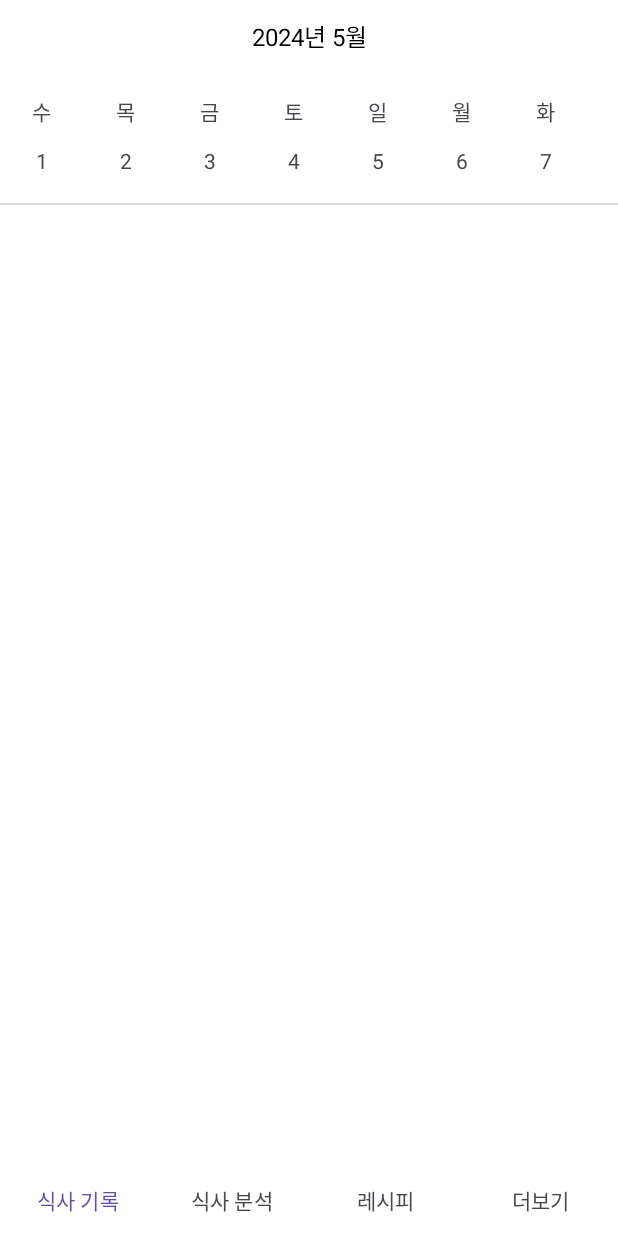
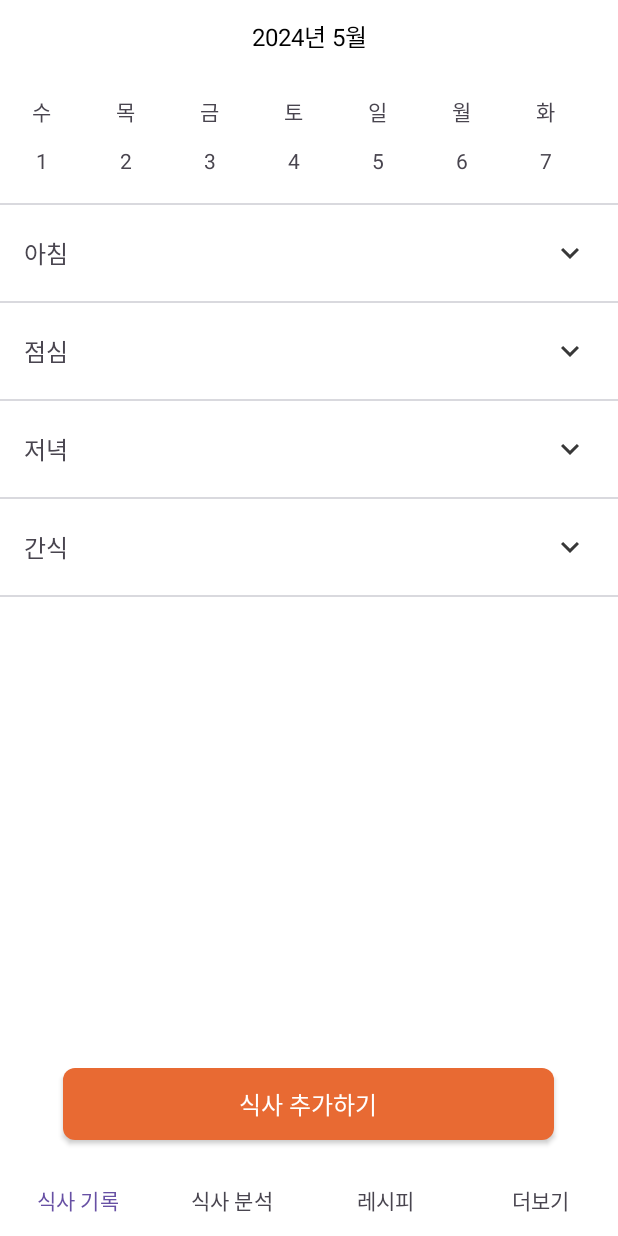
Before and after one commit to Saturn1031/SweetDiet, an Android app: the screen it shows after launch once a user with an empty profile is signed in (MainActivity), on a phone screen of 412 x 824 dp. Run offline under Robolectric (Android 15) with nearby library versions, the phone set to English and light mode, and no system bars; our stand-ins replace Firebase (no records; nobody signed in at launch, a user with empty details on screens opened directly).

Commit message:
[Design] 식사 기록 페이지

```diff
--- a/app/src/main/AndroidManifest.xml
+++ b/app/src/main/AndroidManifest.xml
@@ -16,6 +16,9 @@
         android:theme="@style/Theme.SweetDiet"
         android:usesCleartextTraffic="true"
         tools:targetApi="31">
+        <activity
+            android:name=".AddMealActivity"
+            android:exported="false" />
         <activity
             android:name=".SignUpActivity"
             android:exported="false" />
--- /dev/null
+++ b/app/src/main/java/com/narae/sweetdiet/ExpandableAdapter.kt
@@ -0,0 +1,57 @@
+package com.narae.sweetdiet
+
+import android.view.LayoutInflater
+import android.view.View
+import android.view.ViewGroup
+import android.widget.ImageButton
+import android.widget.LinearLayout
+import android.widget.TextView
+import androidx.recyclerview.widget.RecyclerView
+
+class ExpandableAdapter(
+    private val mealList: List<Meal>
+) : RecyclerView.Adapter<ExpandableAdapter.MyViewHolder>() {
+
+    class MyViewHolder(
+        itemView: View
+    ) : RecyclerView.ViewHolder(itemView) {
+        fun bind(meal: Meal) {
+            val txtName = itemView.findViewById<TextView>(R.id.txt_name)
+            val imgMore = itemView.findViewById<ImageButton>(R.id.img_more)
+            val layoutExpand = itemView.findViewById<LinearLayout>(R.id.layout_expand)
+
+            txtName.text = meal.name
+
+            imgMore.setOnClickListener {
+                // 1
+                val show = toggleLayout(!meal.isExpanded, it, layoutExpand)
+                meal.isExpanded = show
+            }
+        }
+
+        private fun toggleLayout(isExpanded: Boolean, view: View, layoutExpand: LinearLayout): Boolean {
+            // 2
+            ToggleAnimation.toggleArrow(view, isExpanded)
+            if (isExpanded) {
+                ToggleAnimation.expand(layoutExpand)
+            } else {
+                ToggleAnimation.collapse(layoutExpand)
+            }
+            return isExpanded
+        }
+    }
+
+
+    override fun onCreateViewHolder(parent: ViewGroup, viewType: Int): MyViewHolder {
+        return MyViewHolder(LayoutInflater.from(parent.context).inflate(R.layout.item_accordion, parent, false))
+    }
+
+    override fun onBindViewHolder(holder: MyViewHolder, position: Int) {
+        holder.bind(mealList[position])
+    }
+
+    override fun getItemCount(): Int {
+        return mealList.size
+    }
+
+}
--- a/app/src/main/java/com/narae/sweetdiet/FragmentRecord.kt
+++ b/app/src/main/java/com/narae/sweetdiet/FragmentRecord.kt
@@ -1,6 +1,10 @@
 package com.narae.sweetdiet
 
+import android.app.AlertDialog
+import android.content.DialogInterface
+import android.content.Intent
 import android.os.Bundle
+import android.util.Log
 import android.view.LayoutInflater
 import android.view.View
 import android.view.ViewGroup
@@ -25,10 +29,15 @@ private const val ARG_PARAM2 = "param2"
  * create an instance of this fragment.
  */
 class FragmentRecord : Fragment() {
+    // 달력
     val itemList = arrayListOf<Date>()
     val listAdapter = CalendarAdapter(itemList)
     lateinit var calendarList: RecyclerView
     lateinit var mLayoutManager: LinearLayoutManager
+
+    // 아코디언
+    private lateinit var personList: List<Meal>
+    private lateinit var adapter: ExpandableAdapter
 
     // TODO: Rename and change types of parameters
     private var param1: String? = null
@@ -71,6 +80,62 @@ class FragmentRecord : Fragment() {
             }
         })
 
+        // 아코디언
+        val recyclerView = binding.recyclerList
+
+        personList = ArrayList()
+        personList = loadData()
+
+        recyclerView.setHasFixedSize(true)
+        recyclerView.layoutManager = LinearLayoutManager(context)
+        adapter = ExpandableAdapter(personList)
+        recyclerView.adapter = adapter
+
+        // 식사 추가하기
+        val items = arrayOf<String>("아침", "점심", "저녁", "간식")
+        // 선택된 아이템의 인덱스를 저장할 변수
+        var selected = 0
+
+        val eventHandler = object : DialogInterface.OnClickListener {
+            override fun onClick(dialog: DialogInterface?, which: Int) {
+                val intent = Intent(requireContext(), AddMealActivity::class.java)
+
+                if (which == DialogInterface.BUTTON_POSITIVE) {
+                    Log.d("mobileapp", "BUTTON_POSITIVE")
+                    if (items[selected].equals("아침")) {
+                        intent.putExtra("checked", "아침")
+                    } else if (items[selected].equals("점심")) {
+                        intent.putExtra("checked", "점심")
+                    } else if (items[selected].equals("저녁")) {
+                        intent.putExtra("checked", "저녁")
+                    }   else if (items[selected].equals("간식")) {
+                        intent.putExtra("checked", "간식")
+                    }
+                } else if (which == DialogInterface.BUTTON_NEGATIVE) {
+                    Log.d("mobileapp", "BUTTON_NEGATIVE")
+                }
+                startActivity(intent)
+            }
+        }
+
+        binding.btnAddMeal.setOnClickListener {
+            // 하나만 선택 가능한 알림창 만들기
+            AlertDialog.Builder(context).run() {
+                setTitle("알림 - 색상 선택")
+//                setIcon(android.R.drawable.ic_dialog_alert)
+
+                // setSingleChoiceItems: 선택될 아이템들 설정 (아이템 배열, 기본 체크될 인덱스, 아이템 클릭 리스너)
+                setSingleChoiceItems(items,0, object : DialogInterface.OnClickListener {
+                    override fun onClick(dialog: DialogInterface?, which: Int) {
+                        selected = which
+                    }
+                })
+                setPositiveButton("예", eventHandler)
+                setNegativeButton("아니오", eventHandler)
+                show()
+            }
+        }
+
         return binding.root
     }
 
@@ -93,6 +158,21 @@ class FragmentRecord : Fragment() {
         calendarList.adapter = listAdapter
     }
 
+    // 아코디언
+    private fun loadData(): List<Meal> {
+        val meals = ArrayList<Meal>()
+
+        val mealStrings = resources.getStringArray(R.array.meal)
+
+        for (i in mealStrings.indices) {
+            val meal = Meal().apply {
+                name = mealStrings[i]
+            }
+            meals.add(meal)
+        }
+        return meals
+    }
+
     companion object {
         /**
          * Use this factory method to create a new instance of
--- /dev/null
+++ b/app/src/main/java/com/narae/sweetdiet/JsonResponse.kt
@@ -0,0 +1,5 @@
+package com.narae.sweetdiet
+
+data class myJsonItems(val DESC_KOR: String, val NUTR_CONT1: String, val NUTR_CONT2: String, val NUTR_CONT3: String, val NUTR_CONT4: String, val NUTR_CONT5: String, val NUTR_CONT6: String, val NUTR_CONT7: String, val NUTR_CONT8: String, val NUTR_CONT9: String, val ANIMAL_PLANT: String)
+data class myJsonBody(val items: MutableList<myJsonItems>)
+data class JsonResponse(val body: myJsonBody)
--- /dev/null
+++ b/app/src/main/java/com/narae/sweetdiet/Meal.kt
@@ -0,0 +1,7 @@
+package com.narae.sweetdiet
+
+data class Meal(
+    var name: String = "",
+    var description: String = "",
+    var isExpanded: Boolean = false
+)
--- /dev/null
+++ b/app/src/main/res/drawable/baseline_keyboard_arrow_down_24.xml
@@ -0,0 +1,5 @@
+<vector xmlns:android="http://schemas.android.com/apk/res/android" android:height="24dp" android:tint="#383838" android:viewportHeight="24" android:viewportWidth="24" android:width="24dp">
+
+    <path android:fillColor="@android:color/white" android:pathData="M7.41,8.59L12,13.17l4.59,-4.58L18,10l-6,6 -6,-6 1.41,-1.41z"/>
+
+</vector>
--- a/app/src/main/res/layout/fragment_record.xml
+++ b/app/src/main/res/layout/fragment_record.xml
@@ -50,4 +50,25 @@
         android:layout_height="1dp"
         android:background="#FFD9D9DE"/>
 
+    <androidx.recyclerview.widget.RecyclerView
+        android:id="@+id/recycler_list"
+        android:layout_width="match_parent"
+        android:layout_height="wrap_content" />
+
+    <RelativeLayout
+        android:layout_width="match_parent"
+        android:layout_height="match_parent"
+        android:gravity="center|bottom">
+
+        <androidx.appcompat.widget.AppCompatButton
+            android:id="@+id/btnAddMeal"
+            android:layout_width="wrap_content"
+            android:layout_height="wrap_content"
+            android:text="식사 추가하기"
+            android:textSize="16sp"
+            android:textColor="@color/white"
+            android:layout_marginBottom="16dp"
+            android:background="@drawable/button_shape" />
+    </RelativeLayout>
+
 </LinearLayout>
--- /dev/null
+++ b/app/src/main/res/layout/item_accordion.xml
@@ -0,0 +1,67 @@
+<?xml version="1.0" encoding="utf-8"?>
+<LinearLayout xmlns:android="http://schemas.android.com/apk/res/android"
+    xmlns:tools="http://schemas.android.com/tools"
+    android:layout_width="match_parent"
+    android:layout_height="wrap_content"
+    xmlns:app="http://schemas.android.com/apk/res-auto"
+    android:orientation="vertical">
+
+    <androidx.constraintlayout.widget.ConstraintLayout
+        android:background="#fff"
+        android:id="@+id/parent"
+        android:focusable="true"
+        android:clickable="true"
+        android:minHeight="?attr/actionBarSize"
+        android:gravity="center_vertical"
+        android:orientation="horizontal"
+        android:layout_width="match_parent"
+        android:layout_height="?attr/actionBarSize">
+
+        <TextView
+            android:id="@+id/txt_name"
+            android:layout_width="0dp"
+            android:layout_height="wrap_content"
+            android:layout_marginStart="16dp"
+            android:layout_margin="16dp"
+            app:layout_constraintTop_toTopOf="parent"
+            app:layout_constraintBottom_toBottomOf="parent"
+            app:layout_constraintStart_toStartOf="parent"
+            android:text="James Bond"
+            android:textSize="16dp"
+            tools:ignore="MissingConstraints" />
+
+        <ImageButton
+            android:id="@+id/img_more"
+            android:src="@drawable/baseline_keyboard_arrow_down_24"
+            android:background="?attr/selectableItemBackgroundBorderless"
+            android:layout_width="?attr/actionBarSize"
+            android:layout_height="?attr/actionBarSize"
+            app:layout_constraintTop_toTopOf="parent"
+            app:layout_constraintEnd_toEndOf="parent"
+            app:layout_constraintBottom_toBottomOf="parent"
+            />
+
+    </androidx.constraintlayout.widget.ConstraintLayout>
+
+    <View
+        android:layout_width="match_parent"
+        android:layout_height="1dp"
+        android:background="#FFD9D9DE"/>
+
+    <LinearLayout
+        android:id="@+id/layout_expand"
+        android:visibility="gone"
+        android:background="#F1F1F1"
+        android:orientation="vertical"
+        android:layout_width="match_parent"
+        android:layout_height="wrap_content">
+
+        <TextView
+            android:layout_width="match_parent"
+            android:layout_height="wrap_content"
+            android:layout_margin="15dp"
+            android:text="test"/>
+
+    </LinearLayout>
+
+</LinearLayout>
--- a/app/src/main/res/values/strings.xml
+++ b/app/src/main/res/values/strings.xml
@@ -2,4 +2,11 @@
     <string name="app_name">당이어트</string>
     <!-- TODO: Remove or change this placeholder text -->
     <string name="hello_blank_fragment">Hello blank fragment</string>
+
+    <string-array name="meal">
+        <item>아침</item>
+        <item>점심</item>
+        <item>저녁</item>
+        <item>간식</item>
+    </string-array>
 </resources>
```
Also changed, not shown: app/build.gradle.kts (+8 -0 lines), app/src/main/java/com/narae/sweetdiet/AddMealActivity.kt (added, +55 -0 lines), app/src/main/java/com/narae/sweetdiet/JsonAdapter.kt (added, +25 -0 lines), app/src/main/java/com/narae/sweetdiet/NetworkService.kt (added, +18 -0 lines), app/src/main/java/com/narae/sweetdiet/RetrofitConnection.kt (added, +23 -0 lines), app/src/main/java/com/narae/sweetdiet/ToggleAnimation.kt (added, +69 -0 lines), app/src/main/res/drawable/box_shape.xml (added, +19 -0 lines), app/src/main/res/layout/activity_add_meal.xml (added, +48 -0 lines), app/src/main/res/layout/item_food.xml (added, +41 -0 lines).
